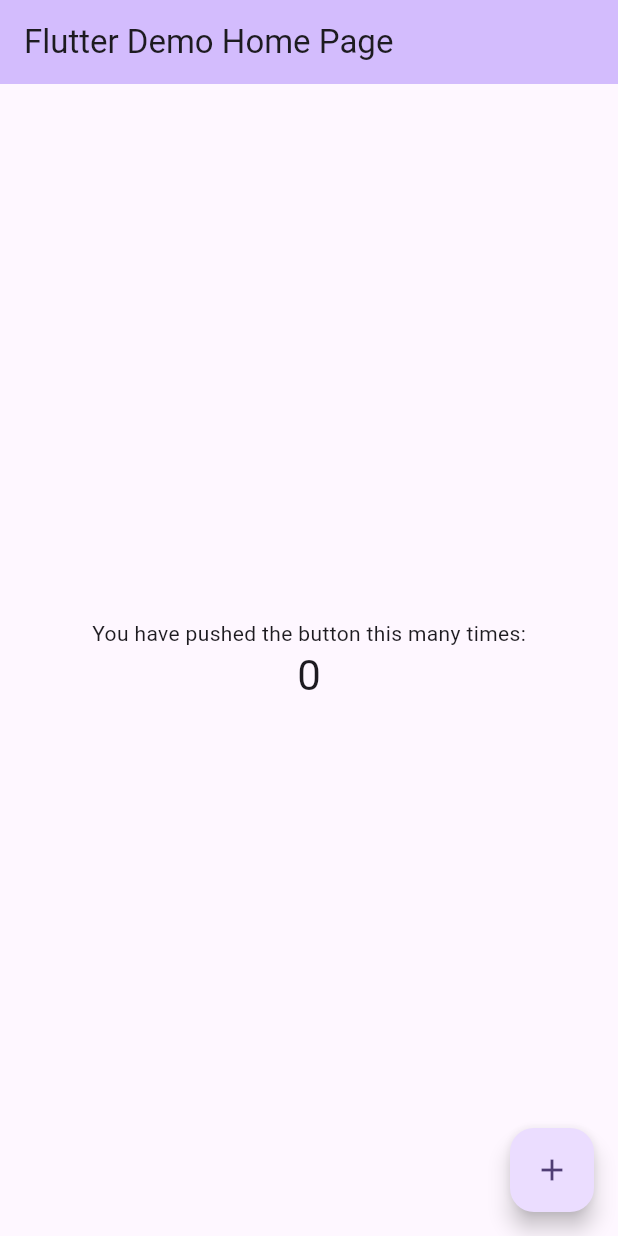
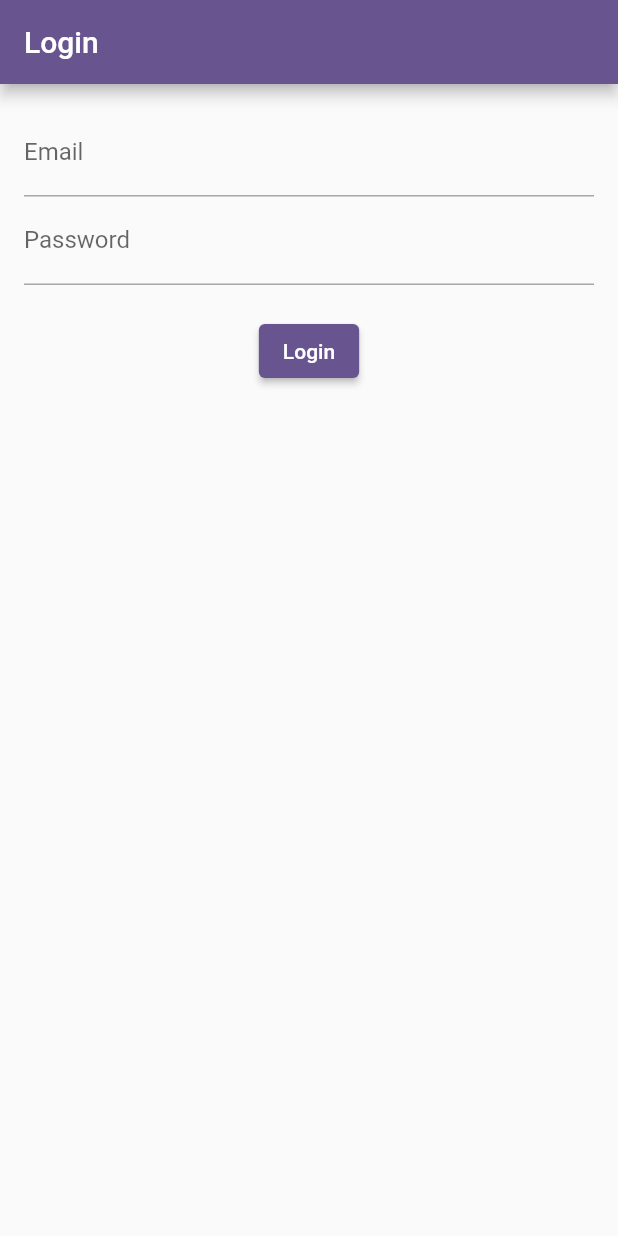
Before and after one commit to olisteveo/ummaly, a Flutter app: the screen it shows after launch, on a phone screen of 412 x 824 dp. Run offline on Flutter 3.47's test engine with Material 3 defaults, Android fonts, the phone set to English and light mode, and no system bars; our stand-ins replace firebase_auth, firebase_core; accounts and stored records are empty; generated files the repository leaves out were written again.

Commit message:
Creating project auth and made login page

```diff
--- /dev/null
+++ b/lib/features/auth/auth_gate.dart
@@ -0,0 +1,30 @@
+import 'package:flutter/material.dart';
+import 'package:firebase_auth/firebase_auth.dart';
+import 'package:ummaly/features/home/home_screen.dart';
+import 'package:ummaly/features/auth/login_screen.dart';
+
+class AuthGate extends StatelessWidget {
+  const AuthGate({super.key});
+
+  @override
+  Widget build(BuildContext context) {
+    return StreamBuilder<User?>(
+      stream: FirebaseAuth.instance.authStateChanges(),
+      builder: (context, snapshot) {
+        if (snapshot.connectionState == ConnectionState.waiting) {
+          return const Scaffold(
+            body: Center(child: CircularProgressIndicator()),
+          );
+        }
+
+        // User is signed in
+        if (snapshot.hasData) {
+          return const HomeScreen();
+        }
+
+        // User is not signed in
+        return const LoginScreen();
+      },
+    );
+  }
+}
--- /dev/null
+++ b/lib/features/auth/auth_service.dart
@@ -0,0 +1,20 @@
+import 'package:firebase_auth/firebase_auth.dart';
+
+class AuthService {
+  final FirebaseAuth _auth = FirebaseAuth.instance;
+
+  Future<User?> signInWithEmailAndPassword(String email, String password) async {
+    try {
+      final result = await _auth.signInWithEmailAndPassword(email: email, password: password);
+      return result.user;
+    } catch (e) {
+      throw Exception(e.toString());
+    }
+  }
+
+  Future<void> signOut() async {
+    await _auth.signOut();
+  }
+
+  User? get currentUser => _auth.currentUser;
+}
--- /dev/null
+++ b/lib/features/auth/login_screen.dart
@@ -0,0 +1,72 @@
+import 'package:flutter/material.dart';
+import 'package:ummaly/features/auth/auth_service.dart';
+
+class LoginScreen extends StatefulWidget {
+  const LoginScreen({super.key});
+
+  @override
+  State<LoginScreen> createState() => _LoginScreenState();
+}
+
+class _LoginScreenState extends State<LoginScreen> {
+  final emailController = TextEditingController();
+  final passwordController = TextEditingController();
+  bool isLoading = false;
+  String? errorMessage;
+
+  void signIn() async {
+    setState(() {
+      isLoading = true;
+      errorMessage = null;
+    });
+
+    try {
+      await AuthService().signInWithEmailAndPassword(
+        emailController.text.trim(),
+        passwordController.text.trim(),
+      );
+    } catch (e) {
+      setState(() {
+        errorMessage = e.toString();
+      });
+    }
+
+    setState(() {
+      isLoading = false;
+    });
+  }
+
+  @override
+  Widget build(BuildContext context) {
+    return Scaffold(
+      appBar: AppBar(title: const Text('Login')),
+      body: Padding(
+        padding: const EdgeInsets.all(16.0),
+        child: Column(
+          children: [
+            if (errorMessage != null) ...[
+              Text(errorMessage!, style: const TextStyle(color: Colors.red)),
+              const SizedBox(height: 12),
+            ],
+            TextField(
+              controller: emailController,
+              decoration: const InputDecoration(labelText: 'Email'),
+            ),
+            TextField(
+              controller: passwordController,
+              decoration: const InputDecoration(labelText: 'Password'),
+              obscureText: true,
+            ),
+            const SizedBox(height: 20),
+            isLoading
+                ? const CircularProgressIndicator()
+                : ElevatedButton(
+              onPressed: signIn,
+              child: const Text('Login'),
+            ),
+          ],
+        ),
+      ),
+    );
+  }
+}
--- a/lib/main.dart
+++ b/lib/main.dart
@@ -3,124 +3,31 @@
 // modified, or distributed without express written permission.
 
 import 'package:flutter/material.dart';
+import 'package:firebase_core/firebase_core.dart';
+import 'package:ummaly/firebase_options.dart'; // Ensure this is correctly using package import
+import 'package:ummaly/features/auth/auth_gate.dart';
 
-void main() {
+void main() async {
+  WidgetsFlutterBinding.ensureInitialized();
+  await Firebase.initializeApp(
+    options: DefaultFirebaseOptions.currentPlatform,
+  );
   runApp(const MyApp());
 }
 
 class MyApp extends StatelessWidget {
   const MyApp({super.key});
 
-  // This widget is the root of your application.
   @override
   Widget build(BuildContext context) {
     return MaterialApp(
-      title: 'Flutter Demo',
+      title: 'Ummaly',
+      debugShowCheckedModeBanner: false,
       theme: ThemeData(
-        // This is the theme of your application.
-        //
-        // TRY THIS: Try running your application with "flutter run". You'll see
-        // the application has a purple toolbar. Then, without quitting the app,
-        // try changing the seedColor in the colorScheme below to Colors.green
-        // and then invoke "hot reload" (save your changes or press the "hot
-        // reload" button in a Flutter-supported IDE, or press "r" if you used
-        // the command line to start the app).
-        //
-        // Notice that the counter didn't reset back to zero; the application
-        // state is not lost during the reload. To reset the state, use hot
-        // restart instead.
-        //
-        // This works for code too, not just values: Most code changes can be
-        // tested with just a hot reload.
         colorScheme: ColorScheme.fromSeed(seedColor: Colors.deepPurple),
+        useMaterial3: false, // Disabled for flutterfire_ui compatibility
       ),
-      home: const MyHomePage(title: 'Flutter Demo Home Page'),
+      home: const AuthGate(),
     );
   }
 }
-
-class MyHomePage extends StatefulWidget {
-  const MyHomePage({super.key, required this.title});
-
-  // This widget is the home page of your application. It is stateful, meaning
-  // that it has a State object (defined below) that contains fields that affect
-  // how it looks.
-
-  // This class is the configuration for the state. It holds the values (in this
-  // case the title) provided by the parent (in this case the App widget) and
-  // used by the build method of the State. Fields in a Widget subclass are
-  // always marked "final".
-
-  final String title;
-
-  @override
-  State<MyHomePage> createState() => _MyHomePageState();
-}
-
-class _MyHomePageState extends State<MyHomePage> {
-  int _counter = 0;
-
-  void _incrementCounter() {
-    setState(() {
-      // This call to setState tells the Flutter framework that something has
-      // changed in this State, which causes it to rerun the build method below
-      // so that the display can reflect the updated values. If we changed
-      // _counter without calling setState(), then the build method would not be
-      // called again, and so nothing would appear to happen.
-      _counter++;
-    });
-  }
-
-  @override
-  Widget build(BuildContext context) {
-    // This method is rerun every time setState is called, for instance as done
-    // by the _incrementCounter method above.
-    //
-    // The Flutter framework has been optimized to make rerunning build methods
-    // fast, so that you can just rebuild anything that needs updating rather
-    // than having to individually change instances of widgets.
-    return Scaffold(
-      appBar: AppBar(
-        // TRY THIS: Try changing the color here to a specific color (to
-        // Colors.amber, perhaps?) and trigger a hot reload to see the AppBar
-        // change color while the other colors stay the same.
-        backgroundColor: Theme.of(context).colorScheme.inversePrimary,
-        // Here we take the value from the MyHomePage object that was created by
-        // the App.build method, and use it to set our appbar title.
-        title: Text(widget.title),
-      ),
-      body: Center(
-        // Center is a layout widget. It takes a single child and positions it
-        // in the middle of the parent.
-        child: Column(
-          // Column is also a layout widget. It takes a list of children and
-          // arranges them vertically. By default, it sizes itself to fit its
-          // children horizontally, and tries to be as tall as its parent.
-          //
-          // Column has various properties to control how it sizes itself and
-          // how it positions its children. Here we use mainAxisAlignment to
-          // center the children vertically; the main axis here is the vertical
-          // axis because Columns are vertical (the cross axis would be
-          // horizontal).
-          //
-          // TRY THIS: Invoke "debug painting" (choose the "Toggle Debug Paint"
-          // action in the IDE, or press "p" in the console), to see the
-          // wireframe for each widget.
-          mainAxisAlignment: MainAxisAlignment.center,
-          children: <Widget>[
-            const Text('You have pushed the button this many times:'),
-            Text(
-              '$_counter',
-              style: Theme.of(context).textTheme.headlineMedium,
-            ),
-          ],
-        ),
-      ),
-      floatingActionButton: FloatingActionButton(
-        onPressed: _incrementCounter,
-        tooltip: 'Increment',
-        child: const Icon(Icons.add),
-      ), // This trailing comma makes auto-formatting nicer for build methods.
-    );
-  }
-}
```
Also changed, not shown: lib/features/home/home_screen.dart (added, +26 -0 lines), pubspec.yaml (+13 -35 lines), pubspec.lock, 4 other files.
